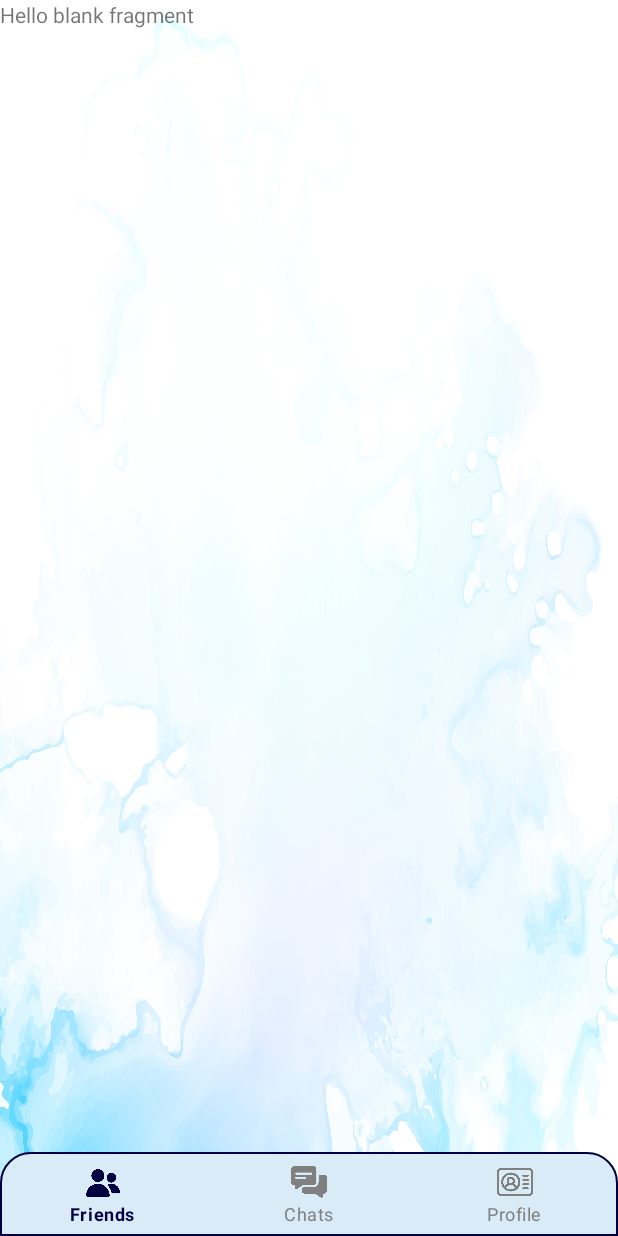
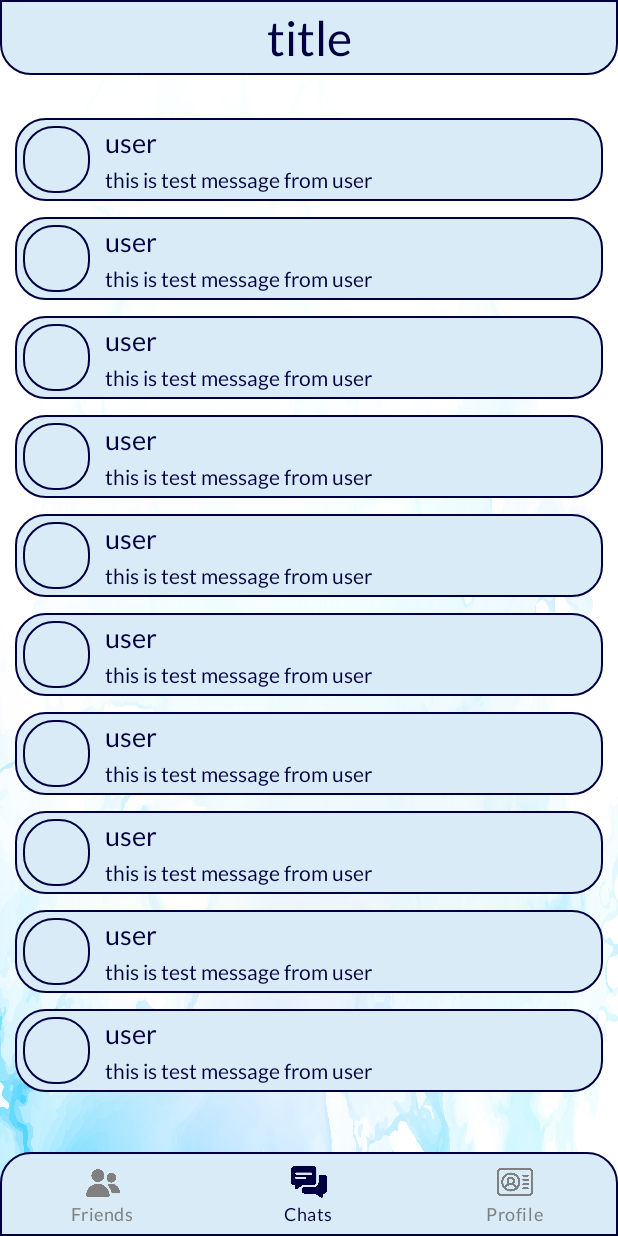
Before and after one commit to BartoszWisny/SpiralApp, an Android app: the screen it shows after launch (MainActivity), item 2 of the bottom bar chosen, on a phone screen of 412 x 824 dp. Run offline under Robolectric (Android 15) with nearby library versions, the phone set to English and light mode, and no system bars; our stand-ins replace Picasso; libraries missing offline, so code that uses them is left out: jp.wasabeef.picasso; 1 statement that could not run was skipped.

Commit message:
Continuation of creating the main view of the app

```diff
--- a/app/build.gradle
+++ b/app/build.gradle
@@ -37,6 +37,8 @@ dependencies {
     implementation 'androidx.appcompat:appcompat:1.6.1'
     implementation 'com.google.android.material:material:1.8.0'
     implementation 'androidx.constraintlayout:constraintlayout:2.1.4'
+    implementation 'com.squareup.picasso:picasso:2.71828'
+    implementation 'jp.wasabeef:picasso-transformations:2.4.0'
     testImplementation 'junit:junit:4.13.2'
     androidTestImplementation 'androidx.test.ext:junit:1.1.5'
     androidTestImplementation 'androidx.test.espresso:espresso-core:3.5.1'
--- a/app/src/main/java/com/example/spiral/MainActivity.kt
+++ b/app/src/main/java/com/example/spiral/MainActivity.kt
@@ -1,27 +1,29 @@
 package com.example.spiral
 
-import android.content.res.ColorStateList
 import android.content.res.Configuration
 import androidx.appcompat.app.AppCompatActivity
 import android.os.Bundle
-import android.view.MenuItem
+import android.widget.TextView
 import androidx.activity.OnBackPressedCallback
 import androidx.constraintlayout.widget.ConstraintLayout
 import androidx.core.content.res.ResourcesCompat
 import androidx.fragment.app.Fragment
 import androidx.viewpager2.adapter.FragmentStateAdapter
+import androidx.viewpager2.widget.ViewPager2
 import com.google.android.material.bottomnavigation.BottomNavigationView
 
 var chat = Chat()
 
 class MainActivity : AppCompatActivity() {
     private lateinit var mainLayout: ConstraintLayout
+    private lateinit var title: TextView
     private lateinit var bottomNavigationView: BottomNavigationView
 
     override fun onCreate(savedInstanceState: Bundle?) {
         super.onCreate(savedInstanceState)
         setContentView(R.layout.activity_main)
         mainLayout = findViewById(R.id.main_layout)
+        title = findViewById(R.id.user_layout_title)
         bottomNavigationView = findViewById(R.id.bottom_menu_bar)
 
         when (applicationContext.resources?.configuration?.uiMode?.and(Configuration.UI_MODE_NIGHT_MASK)) {
@@ -43,16 +45,56 @@ class MainActivity : AppCompatActivity() {
         chat.viewPager = findViewById(R.id.main_pager)
         chat.viewPager?.adapter = chat.tabAdapter
         chat.viewPager?.currentItem = 1
+        bottomNavigationView.selectedItemId = R.id.user_chats
+
+        bottomNavigationView.setOnItemSelectedListener {
+            when (it.itemId) {
+                R.id.user_friends -> chat.viewPager?.currentItem = 0
+                R.id.user_chats -> chat.viewPager?.currentItem = 1
+                R.id.user_profile -> chat.viewPager?.currentItem = 2
+                else -> chat.viewPager?.currentItem = 1
+            }
+
+            return@setOnItemSelectedListener true
+        }
+
+        chat.viewPager?.registerOnPageChangeCallback(object : ViewPager2.OnPageChangeCallback() {
+            override fun onPageSelected(position: Int) {
+                bottomNavigationView.selectedItemId = when (position) {
+                    0 -> R.id.user_friends
+                    1 -> R.id.user_chats
+                    2 -> R.id.user_profile
+                    else -> R.id.user_chats
+                }
+
+                title.text = when (position) {
+                    0 -> "Friends"
+                    1 -> "Chats"
+                    2 -> "Profile"
+                    else -> "Chats"
+                }
+            }
+        })
+
         onBackPressedDispatcher.addCallback(this, object : OnBackPressedCallback(true) {
             override fun handleOnBackPressed() {
                 if (chat.viewPager?.currentItem == 1) {
                     finish()
                 } else {
                     chat.viewPager?.currentItem = 1
-                    chat.viewPager?.adapter = chat.tabAdapter
                 }
             }
         })
+    }
+
+    override fun onSaveInstanceState(outState: Bundle) {
+        outState.putCharSequence("title", title.text)
+        super.onSaveInstanceState(outState)
+    }
+
+    override fun onRestoreInstanceState(savedInstanceState: Bundle) {
+        title.text = savedInstanceState.getCharSequence("title")
+        super.onRestoreInstanceState(savedInstanceState)
     }
 
     inner class TabAdapter(activity: AppCompatActivity) : FragmentStateAdapter(activity) {
@@ -77,19 +119,4 @@ class MainActivity : AppCompatActivity() {
             }
         }
     }
-
-    fun onUserFriendsClick(item: MenuItem) {
-        chat.viewPager?.currentItem = 0
-        chat.viewPager?.adapter = chat.tabAdapter
-    }
-
-    fun onUserChatsClick(item: MenuItem) {
-        chat.viewPager?.currentItem = 1
-        chat.viewPager?.adapter = chat.tabAdapter
-    }
-
-    fun onUserProfileClick(item: MenuItem) {
-        chat.viewPager?.currentItem = 2
-        chat.viewPager?.adapter = chat.tabAdapter
-    }
 }
--- /dev/null
+++ b/app/src/main/java/com/example/spiral/TestMessage.kt
@@ -0,0 +1,7 @@
+package com.example.spiral
+
+// test class for RecyclerView
+class TestMessage {
+    var user = "user"
+    var text = "this is test message from user"
+}
--- /dev/null
+++ b/app/src/main/java/com/example/spiral/UserChatsAdapter.kt
@@ -0,0 +1,46 @@
+package com.example.spiral
+
+import android.view.LayoutInflater
+import android.view.View
+import android.view.ViewGroup
+import android.widget.ImageView
+import android.widget.TextView
+import androidx.constraintlayout.widget.ConstraintLayout
+import androidx.core.view.updatePadding
+import androidx.recyclerview.widget.RecyclerView
+import com.squareup.picasso.Picasso
+import jp.wasabeef.picasso.transformations.RoundedCornersTransformation
+
+
+class UserChatsAdapter(private val data: List<TestMessage>): RecyclerView.Adapter<UserChatsAdapter.ViewHolder>() {
+    class ViewHolder(view: View): RecyclerView.ViewHolder(view) {
+        var userChatsListItemLayout: ConstraintLayout = view.findViewById(R.id.user_chats_list_item_layout)
+        var userImage: ImageView = view.findViewById(R.id.user_image)
+        var userName: TextView = view.findViewById(R.id.user_name)
+        var userLastMessage: TextView = view.findViewById(R.id.user_last_message)
+    }
+
+    override fun onCreateViewHolder(parent: ViewGroup, viewType: Int): ViewHolder {
+        val view = LayoutInflater.from(parent.context).inflate(R.layout.user_chats_list_item, parent, false)
+        return ViewHolder(view)
+    }
+
+    override fun onBindViewHolder(holder: ViewHolder, position: Int) {
+        Picasso.get().load(R.drawable.spiral_logo).resize(1000, 1000).centerCrop()
+            .transform(RoundedCornersTransformation(500, 20)).into(holder.userImage)
+        holder.userName.text = data[position].user
+        holder.userLastMessage.text = data[position].text
+
+        if (position == 0) {
+            holder.userChatsListItemLayout.updatePadding(0, 50, 0, 0)
+        }
+
+        if (position == data.size - 1) {
+            holder.userChatsListItemLayout.updatePadding(0, 0, 0, 50)
+        }
+    }
+
+    override fun getItemCount(): Int {
+        return data.size
+    }
+}
--- a/app/src/main/java/com/example/spiral/UserChatsFragment.kt
+++ b/app/src/main/java/com/example/spiral/UserChatsFragment.kt
@@ -1,16 +1,29 @@
 package com.example.spiral
 
 import android.os.Bundle
+import android.util.Log
 import androidx.fragment.app.Fragment
 import android.view.LayoutInflater
 import android.view.View
 import android.view.ViewGroup
+import androidx.recyclerview.widget.LinearLayoutManager
+import androidx.recyclerview.widget.RecyclerView
 
 class UserChatsFragment : Fragment() {
-    override fun onCreateView(
-        inflater: LayoutInflater, container: ViewGroup?,
-        savedInstanceState: Bundle?
-    ): View? {
-        return inflater.inflate(R.layout.fragment_user_chats, container, false)
+    private lateinit var userChatsListView: RecyclerView
+    private lateinit var userChatsAdapter: UserChatsAdapter
+    override fun onCreateView(inflater: LayoutInflater, container: ViewGroup?, savedInstanceState: Bundle?): View? {
+        val view = inflater.inflate(R.layout.fragment_user_chats, container, false)
+        userChatsListView = view.findViewById(R.id.user_chats_list)
+        userChatsListView.layoutManager = LinearLayoutManager(requireActivity().applicationContext)
+
+        val testData = arrayListOf<TestMessage>() // test data for RecyclerView
+        for (i in 1..10) {
+            testData.add(TestMessage())
+        }
+
+        userChatsAdapter = UserChatsAdapter(testData)
+        userChatsListView.adapter = userChatsAdapter
+        return view
     }
 }
--- /dev/null
+++ b/app/src/main/res/drawable-night/top_menu_bar_shape.xml
@@ -0,0 +1,11 @@
+<?xml version="1.0" encoding="utf-8"?>
+<shape xmlns:android="http://schemas.android.com/apk/res/android">
+    <solid
+        android:color="@color/gray_2" />
+    <corners
+        android:bottomLeftRadius="20dp"
+        android:bottomRightRadius="20dp" />
+    <stroke
+        android:width="1dp"
+        android:color="@color/gray_1" />
+</shape>
--- /dev/null
+++ b/app/src/main/res/drawable/top_menu_bar_shape.xml
@@ -0,0 +1,11 @@
+<?xml version="1.0" encoding="utf-8"?>
+<shape xmlns:android="http://schemas.android.com/apk/res/android">
+    <solid
+        android:color="@color/blue_1" />
+    <corners
+        android:bottomLeftRadius="20dp"
+        android:bottomRightRadius="20dp" />
+    <stroke
+        android:width="1dp"
+        android:color="@color/blue_3" />
+</shape>
--- a/app/src/main/res/layout/activity_main.xml
+++ b/app/src/main/res/layout/activity_main.xml
@@ -7,16 +7,39 @@
     android:layout_height="match_parent"
     tools:context=".MainActivity">
 
+    <LinearLayout
+        android:id="@+id/top_menu_bar"
+        android:layout_width="match_parent"
+        android:layout_height="wrap_content"
+        android:background="@drawable/top_menu_bar_shape"
+        android:orientation="horizontal"
+        android:translationZ="1dp"
+        app:layout_constraintEnd_toEndOf="parent"
+        app:layout_constraintStart_toStartOf="parent"
+        app:layout_constraintTop_toTopOf="parent">
+
+        <TextView
+            android:id="@+id/user_layout_title"
+            android:layout_width="match_parent"
+            android:layout_height="wrap_content"
+            android:layout_weight="1"
+            android:gravity="center_horizontal|center_vertical"
+            android:paddingTop="5dp"
+            android:paddingBottom="5dp"
+            android:text="title"
+            android:textSize="32sp" />
+    </LinearLayout>
 
     <androidx.viewpager2.widget.ViewPager2
         android:id="@+id/main_pager"
         android:layout_width="match_parent"
         android:layout_height="0dp"
+        android:layout_marginTop="-20dp"
         android:layout_marginBottom="-20dp"
         app:layout_constraintBottom_toTopOf="@+id/bottom_menu_bar"
         app:layout_constraintEnd_toEndOf="parent"
         app:layout_constraintStart_toStartOf="parent"
-        app:layout_constraintTop_toTopOf="parent" />
+        app:layout_constraintTop_toBottomOf="@+id/top_menu_bar" />
 
     <com.google.android.material.bottomnavigation.BottomNavigationView
         android:id="@+id/bottom_menu_bar"
--- a/app/src/main/res/layout/fragment_user_chats.xml
+++ b/app/src/main/res/layout/fragment_user_chats.xml
@@ -8,28 +8,15 @@
 
     <androidx.constraintlayout.widget.ConstraintLayout
         android:layout_width="match_parent"
-        android:layout_height="match_parent"
-        android:padding="10dp">
-
-
-        <SearchView
-            android:id="@+id/searchView"
-            android:layout_width="match_parent"
-            android:layout_height="wrap_content"
-            android:background="@drawable/search_bar_shape"
-            android:contextClickable="true"
-            android:queryHint="Search"
-            app:layout_constraintEnd_toEndOf="parent"
-            app:layout_constraintStart_toStartOf="parent"
-            app:layout_constraintTop_toTopOf="parent" />
+        android:layout_height="match_parent">
 
         <androidx.recyclerview.widget.RecyclerView
+            android:id="@+id/user_chats_list"
             android:layout_width="match_parent"
-            android:layout_height="0dp"
-            android:layout_marginTop="10dp"
+            android:layout_height="match_parent"
+            android:padding="10dp"
             app:layout_constraintBottom_toBottomOf="parent"
             app:layout_constraintEnd_toEndOf="parent"
-            app:layout_constraintStart_toStartOf="parent"
-            app:layout_constraintTop_toBottomOf="@+id/searchView" />
+            app:layout_constraintStart_toStartOf="parent" />
     </androidx.constraintlayout.widget.ConstraintLayout>
 </FrameLayout>
--- a/app/src/main/res/layout/fragment_user_friends.xml
+++ b/app/src/main/res/layout/fragment_user_friends.xml
@@ -1,14 +1,15 @@
 <?xml version="1.0" encoding="utf-8"?>
 <FrameLayout xmlns:android="http://schemas.android.com/apk/res/android"
+    xmlns:app="http://schemas.android.com/apk/res-auto"
     xmlns:tools="http://schemas.android.com/tools"
     android:layout_width="match_parent"
     android:layout_height="match_parent"
     tools:context=".UserFriendsFragment">
 
-    <!-- TODO: Update blank fragment layout -->
-    <TextView
+    <androidx.constraintlayout.widget.ConstraintLayout
         android:layout_width="match_parent"
-        android:layout_height="match_parent"
-        android:text="@string/hello_blank_fragment" />
+        android:layout_height="match_parent">
+
+    </androidx.constraintlayout.widget.ConstraintLayout>
 
 </FrameLayout>
--- a/app/src/main/res/layout/fragment_user_profile.xml
+++ b/app/src/main/res/layout/fragment_user_profile.xml
@@ -5,10 +5,10 @@
     android:layout_height="match_parent"
     tools:context=".UserProfileFragment">
 
-    <!-- TODO: Update blank fragment layout -->
-    <TextView
+    <androidx.constraintlayout.widget.ConstraintLayout
         android:layout_width="match_parent"
-        android:layout_height="match_parent"
-        android:text="@string/hello_blank_fragment" />
+        android:layout_height="match_parent">
+
+    </androidx.constraintlayout.widget.ConstraintLayout>
 
 </FrameLayout>
--- /dev/null
+++ b/app/src/main/res/layout/user_chats_list_item.xml
@@ -0,0 +1,58 @@
+<?xml version="1.0" encoding="utf-8"?>
+<androidx.constraintlayout.widget.ConstraintLayout xmlns:android="http://schemas.android.com/apk/res/android"
+    xmlns:app="http://schemas.android.com/apk/res-auto"
+    android:id="@+id/user_chats_list_item_layout"
+    android:layout_width="match_parent"
+    android:layout_height="wrap_content">
+
+    <androidx.constraintlayout.widget.ConstraintLayout
+        android:id="@+id/user_chats_list_item"
+        android:layout_width="match_parent"
+        android:layout_height="wrap_content"
+        android:layout_marginTop="5dp"
+        android:layout_marginBottom="5dp"
+        android:background="@drawable/item_shape"
+        android:padding="5dp"
+        app:layout_constraintBottom_toBottomOf="parent"
+        app:layout_constraintEnd_toEndOf="parent"
+        app:layout_constraintStart_toStartOf="parent"
+        app:layout_constraintTop_toTopOf="parent">
+
+        <TextView
+            android:id="@+id/user_name"
+            android:layout_width="0dp"
+            android:layout_height="wrap_content"
+            android:layout_marginLeft="10dp"
+            android:layout_marginRight="10dp"
+            android:text="user_name"
+            android:textSize="18sp"
+            app:layout_constraintEnd_toEndOf="parent"
+            app:layout_constraintStart_toEndOf="@+id/user_image"
+            app:layout_constraintTop_toTopOf="parent" />
+
+        <TextView
+            android:id="@+id/user_last_message"
+            android:layout_width="0dp"
+            android:layout_height="wrap_content"
+            android:layout_marginLeft="10dp"
+            android:layout_marginTop="5dp"
+            android:layout_marginRight="10dp"
+            android:text="user_last_message"
+            android:textSize="14sp"
+            app:layout_constraintBottom_toBottomOf="parent"
+            app:layout_constraintEnd_toEndOf="parent"
+            app:layout_constraintStart_toEndOf="@+id/user_image"
+            app:layout_constraintTop_toBottomOf="@+id/user_name" />
+
+        <ImageView
+            android:id="@+id/user_image"
+            android:layout_width="0dp"
+            android:layout_height="0dp"
+            android:background="@drawable/item_shape"
+            app:layout_constraintDimensionRatio="1"
+            app:layout_constraintStart_toStartOf="parent"
+            app:layout_constraintTop_toTopOf="parent" />
+
+    </androidx.constraintlayout.widget.ConstraintLayout>
+
+</androidx.constraintlayout.widget.ConstraintLayout>
--- a/app/src/main/res/menu/bottom_menu_bar.xml
+++ b/app/src/main/res/menu/bottom_menu_bar.xml
@@ -4,16 +4,13 @@
     <item
         android:id="@+id/user_friends"
         android:icon="@drawable/user_friends_icon"
-        android:onClick="onUserFriendsClick"
         android:title="Friends" />
     <item
         android:id="@+id/user_chats"
         android:icon="@drawable/user_chats_icon"
-        android:onClick="onUserChatsClick"
         android:title="Chats" />
     <item
         android:id="@+id/user_profile"
         android:icon="@drawable/user_profile_icon"
-        android:onClick="onUserProfileClick"
         android:title="Profile" />
 </menu>
--- a/app/src/main/res/values-night/themes.xml
+++ b/app/src/main/res/values-night/themes.xml
@@ -8,7 +8,8 @@
         <item name="colorOnSecondary">@color/white</item>
         <item name="android:statusBarColor">?attr/colorPrimaryVariant</item>
         <item name="android:navigationBarColor">?attr/colorPrimaryVariant</item>
-        <item name="android:editTextColor">@color/gray_1</item>
+        <item name="android:textColor">@color/gray_1</item>
         <item name="android:textColorHint">@color/gray_1</item>
+        <item name="fontFamily">@font/lato</item>
     </style>
 </resources>
--- a/app/src/main/res/values/themes.xml
+++ b/app/src/main/res/values/themes.xml
@@ -8,7 +8,8 @@
         <item name="colorOnSecondary">@color/white</item>
         <item name="android:statusBarColor">?attr/colorPrimaryVariant</item>
         <item name="android:navigationBarColor">?attr/colorPrimaryVariant</item>
-        <item name="android:editTextColor">@color/blue_3</item>
+        <item name="android:textColor">@color/blue_3</item>
         <item name="android:textColorHint">@color/blue_3</item>
+        <item name="fontFamily">@font/lato</item>
     </style>
 </resources>
```
Also changed, not shown: app/src/main/res/drawable-night/item_shape.xml (renamed from app/src/main/res/drawable-night/search_bar_shape.xml), app/src/main/res/drawable/item_shape.xml (renamed from app/src/main/res/drawable/search_bar_shape.xml), app/src/main/res/font/lato.ttf (added).
